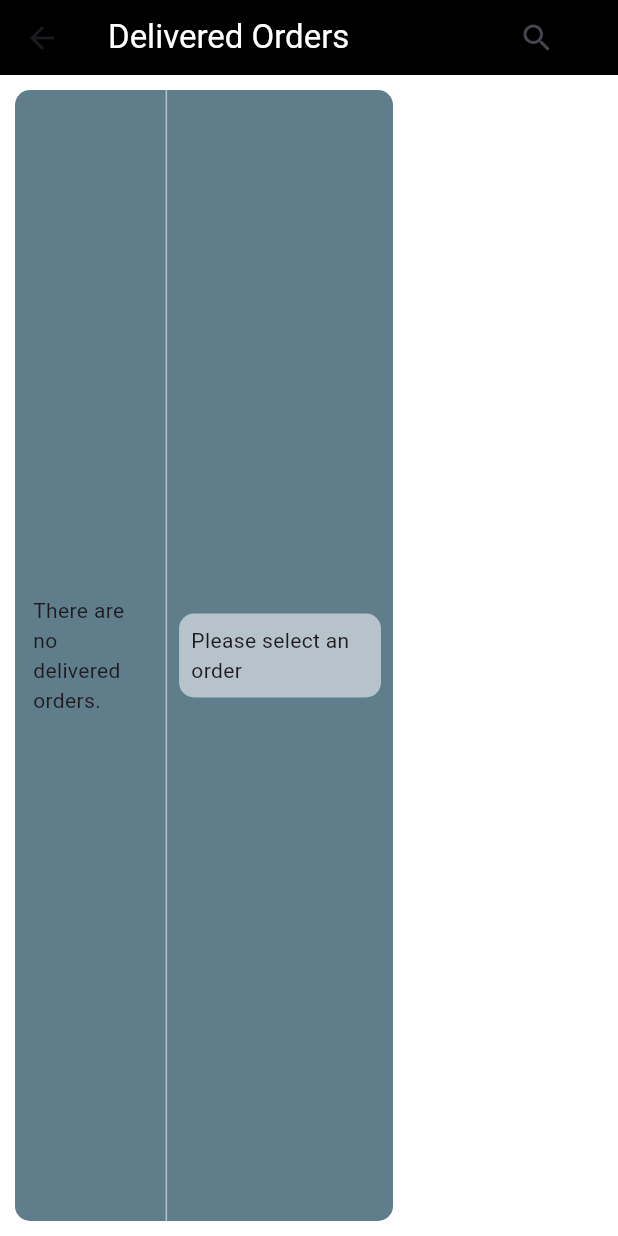
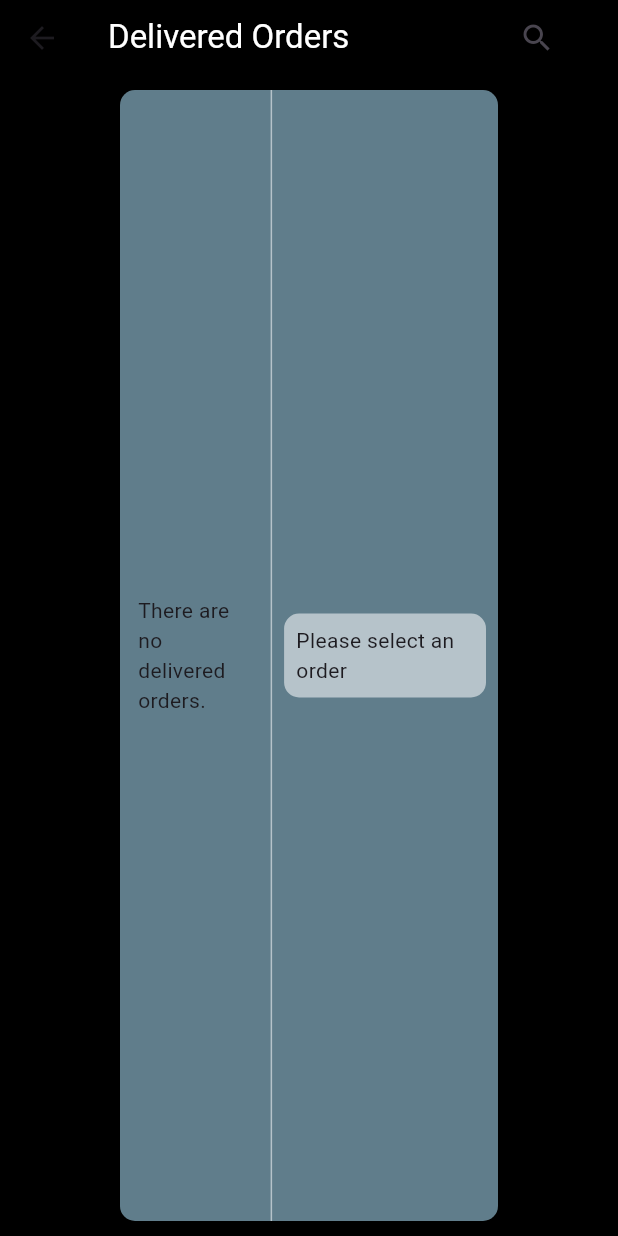
Before and after one commit to CarlsGalad/gona_admin, a Flutter app: the DeliveredOrderScreen screen opened directly, on a phone screen of 412 x 824 dp. Run offline on Flutter 3.47's test engine with Material 3 defaults, Android fonts, the phone set to English and light mode, and no system bars; our stand-ins replace cloud_firestore, file_picker, firebase_auth, firebase_core, firebase_storage, fl_chart and 3 more; missing offline and left inert: image_network; accounts and stored records are empty.

Commit message:
UI modification

```diff
--- a/lib/home/sub_screens/delivered_orders.dart
+++ b/lib/home/sub_screens/delivered_orders.dart
@@ -16,7 +16,7 @@ class DeliveredOrderScreenState extends State<DeliveredOrderScreen> {
   @override
   Widget build(BuildContext context) {
     return Scaffold(
-        backgroundColor: Colors.white54,
+        backgroundColor: Colors.black,
         appBar: AppBar(
           title: const Text(
             'Delivered Orders',
@@ -41,6 +41,7 @@ class DeliveredOrderScreenState extends State<DeliveredOrderScreen> {
         ),
         body: Padding(
             padding: const EdgeInsets.all(10.0),
+            child: Center(
               child: Container(
                 width: MediaQuery.of(context).size.width - 160,
                 decoration: BoxDecoration(
@@ -61,6 +62,7 @@ class DeliveredOrderScreenState extends State<DeliveredOrderScreen> {
                       child: _buildOrderDetailsView(_selectedOrder),
                     ),
                   ],
+                ),
               ),
             )));
   }
--- a/lib/home/sub_screens/pending_orders.dart
+++ b/lib/home/sub_screens/pending_orders.dart
@@ -160,6 +160,7 @@ class PendingOrderScreenState extends State<PendingOrderScreen> {
   @override
   Widget build(BuildContext context) {
     return Scaffold(
+      backgroundColor: Colors.black,
       appBar: AppBar(
         title: const Text(
           'Pending Orders',
@@ -184,6 +185,7 @@ class PendingOrderScreenState extends State<PendingOrderScreen> {
       ),
       body: Padding(
         padding: const EdgeInsets.all(10.0),
+        child: Center(
           child: Container(
             height: MediaQuery.of(context).size.height,
             width: MediaQuery.of(context).size.width - 160,
@@ -209,6 +211,7 @@ class PendingOrderScreenState extends State<PendingOrderScreen> {
             ),
           ),
         ),
+      ),
     );
   }
 
--- a/lib/home/sub_screens/processed_orders.dart
+++ b/lib/home/sub_screens/processed_orders.dart
@@ -159,7 +159,7 @@ class ProcessedOrderScreenState extends State<ProcessedOrderScreen> {
   @override
   Widget build(BuildContext context) {
     return Scaffold(
-      backgroundColor: Colors.white24,
+      backgroundColor: Colors.black,
       appBar: AppBar(
         title: const Text(
           'Processed Orders',
@@ -184,6 +184,7 @@ class ProcessedOrderScreenState extends State<ProcessedOrderScreen> {
       ),
       body: Padding(
         padding: const EdgeInsets.all(10.0),
+        child: Center(
           child: Container(
             height: MediaQuery.of(context).size.height,
             width: MediaQuery.of(context).size.width - 160,
@@ -209,6 +210,7 @@ class ProcessedOrderScreenState extends State<ProcessedOrderScreen> {
             ),
           ),
         ),
+      ),
     );
   }
 
--- a/lib/home/sub_screens/shipped_orders.dart
+++ b/lib/home/sub_screens/shipped_orders.dart
@@ -16,7 +16,7 @@ class ShippedOrderScreenState extends State<ShippedOrderScreen> {
   @override
   Widget build(BuildContext context) {
     return Scaffold(
-        backgroundColor: Colors.white38,
+        backgroundColor: Colors.black,
         appBar: AppBar(
           title: const Text(
             'Shipped Orders',
@@ -41,6 +41,7 @@ class ShippedOrderScreenState extends State<ShippedOrderScreen> {
         ),
         body: Padding(
             padding: const EdgeInsets.all(10.0),
+            child: Center(
               child: Container(
                 width: MediaQuery.of(context).size.width - 160,
                 decoration: BoxDecoration(
@@ -61,6 +62,7 @@ class ShippedOrderScreenState extends State<ShippedOrderScreen> {
                       child: _buildOrderDetailsView(_selectedOrder),
                     ),
                   ],
+                ),
               ),
             )));
   }
```
Lines whose indentation alone changed are shown as unchanged.
